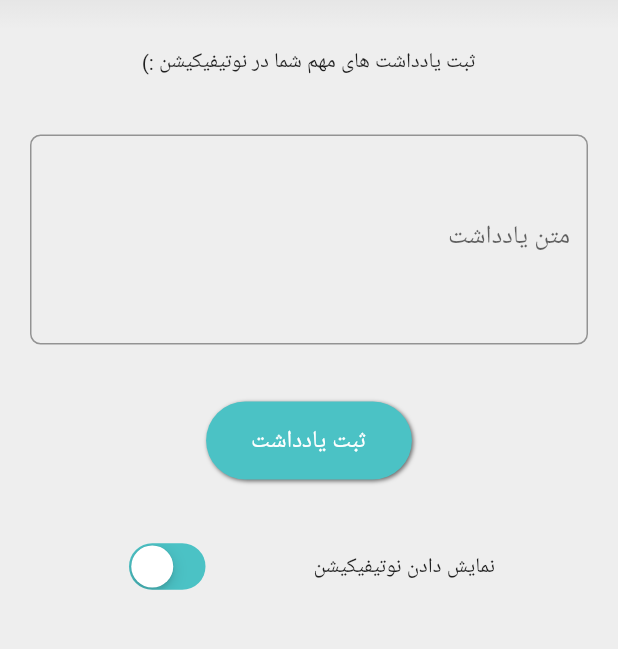
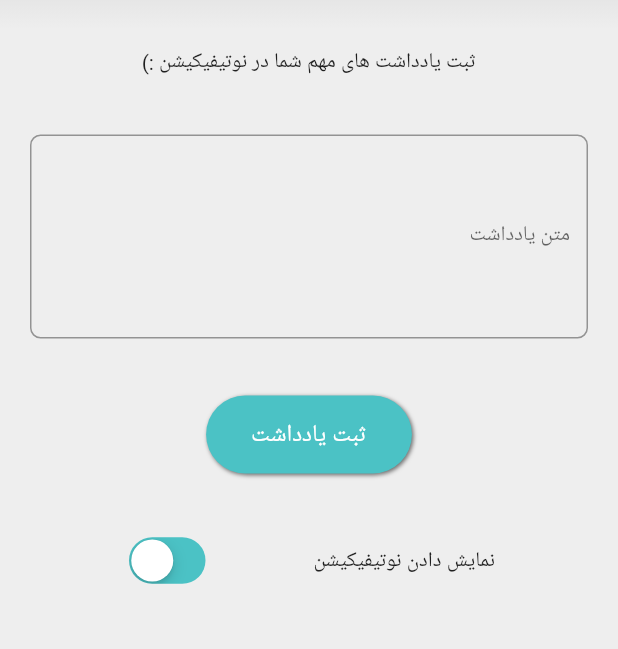
Before and after one commit to Move37-Team/noteif, a Flutter app: the screen it shows after launch, on a phone screen of 412 x 824 dp, the part 89-738 px from its top. Run offline on Flutter 3.47's test engine with Material 2 defaults, Android fonts, the light colour scheme and no system bars; our stand-ins replace flutter_local_notifications, gradient_app_bar, shared_preferences; Roboto replaces fonts that are missing (IRANSansMobile).

Commit message:
change TextField style - reformat

```diff
--- a/lib/helper/colors.dart
+++ b/lib/helper/colors.dart
@@ -3,6 +3,7 @@ import 'dart:ui';
 class AppColors {
 
   static const Color Viking = Color(0xFF4BC2C5);
+  static const Color bondiBlue = Color(0xFF0A9EB2);
   static const Color whiteSmoke = Color(0xFFEEEEEE);
   static const Color veryLightGray = Color(0xFFCECECE);
 
--- a/lib/main.dart
+++ b/lib/main.dart
@@ -21,7 +21,7 @@ void main() {
     ],
     theme: ThemeData(
       fontFamily: 'IRANSansMobile',
-//        primaryColor: AppColors.C4BC2C5
+        primaryColor: AppColors.bondiBlue
     ),
     locale: Locale("fa", "IR"),
     home: new MyApp(),
@@ -132,9 +132,13 @@ class _MyAppState extends State<MyApp> {
                 Padding(
                   padding: const EdgeInsets.fromLTRB(20.0, 30.0, 20.0, 20.0),
                   child: TextField(
+                    style: TextStyle(
+                      fontSize: 14.0,
+                    ),
                     textDirection: TextDirection.rtl,
                     textAlign: TextAlign.right,
-                    minLines: 5,
+                    minLines: 6,
+                    cursorColor: AppColors.bondiBlue,
                     keyboardType: TextInputType.multiline,
                     maxLines: null,
                     decoration: new InputDecoration(
```
